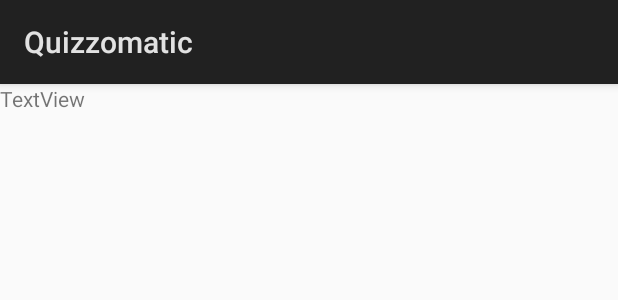
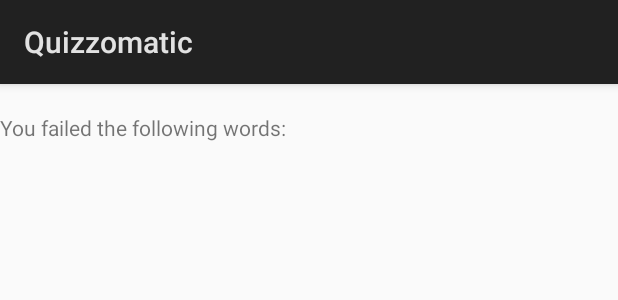
Before and after one commit to pbarrio/VocabularyQuiz, an Android app: the layout activity_results.xml on its own in the app's theme, with its tools: preview values and no code run, on a phone screen of 412 x 824 dp. Shown: the top 300 px of the screen. Run offline under Robolectric (Android 15) with nearby library versions, the phone set to English and light mode, and no system bars.

Commit message:
Show a list with the failed words at the end of the quiz

```diff
--- a/app/src/main/java/com/bikebot/vocabularyquiz/ResultsActivity.java
+++ b/app/src/main/java/com/bikebot/vocabularyquiz/ResultsActivity.java
@@ -3,6 +3,8 @@ package com.bikebot.vocabularyquiz;
 import android.app.Activity;
 import android.content.Intent;
 import android.os.Bundle;
+import android.view.ContextThemeWrapper;
+import android.widget.LinearLayout;
 import android.widget.TextView;
 
 import java.util.HashSet;
@@ -27,6 +29,14 @@ public class ResultsActivity extends Activity {
                 (nCorrect * 100) / (float) nQuestions
         ));
 
-        // TODO: show a list with the failed words (already received into variable "incorrect")
+        // Show a list with the failed words
+        LinearLayout wordList = (LinearLayout) this.findViewById(R.id.layout_list_wrong);
+        for (Word w : incorrect) {
+
+            ListDictionaryElement row = new ListDictionaryElement(
+                    new ContextThemeWrapper(getApplicationContext(), R.style.AppTheme));
+            row.setWord(w);
+            wordList.addView(row);
+        }
     }
 }
--- a/app/src/main/res/layout/activity_results.xml
+++ b/app/src/main/res/layout/activity_results.xml
@@ -9,6 +9,23 @@
     <TextView
         android:id="@+id/resultMsg"
         android:layout_width="match_parent"
+        android:layout_height="wrap_content" />
+
+    <TextView
+        android:id="@+id/failedHeader"
+        android:layout_width="match_parent"
         android:layout_height="wrap_content"
-        android:text="TextView" />
+        android:text="@string/failed_words_header" />
+
+    <ScrollView
+        android:layout_width="match_parent"
+        android:layout_height="match_parent">
+
+        <LinearLayout
+            android:id="@+id/layout_list_wrong"
+            android:layout_width="match_parent"
+            android:layout_height="wrap_content"
+            android:orientation="vertical" />
+    </ScrollView>
+
 </LinearLayout>
--- a/app/src/main/res/values/strings.xml
+++ b/app/src/main/res/values/strings.xml
@@ -1,5 +1,4 @@
 <resources>
-    <!--TODO: set different titles for each screen -->
     <string name="app_name">Quizzomatic</string>
 
     <!-- Activity titles -->
@@ -44,7 +43,8 @@
     <string name="language_learnt">Language being learned</string>
 
     <!-- Others -->
+    <string name="additional_word_data">score = %1$d</string>
     <string name="translated_word_in_list_dict">(%1$s)</string>
-    <string name="additional_word_data">score = %1$d</string>
+    <string name="failed_words_header">You failed the following words:</string>
 
 </resources>
```
